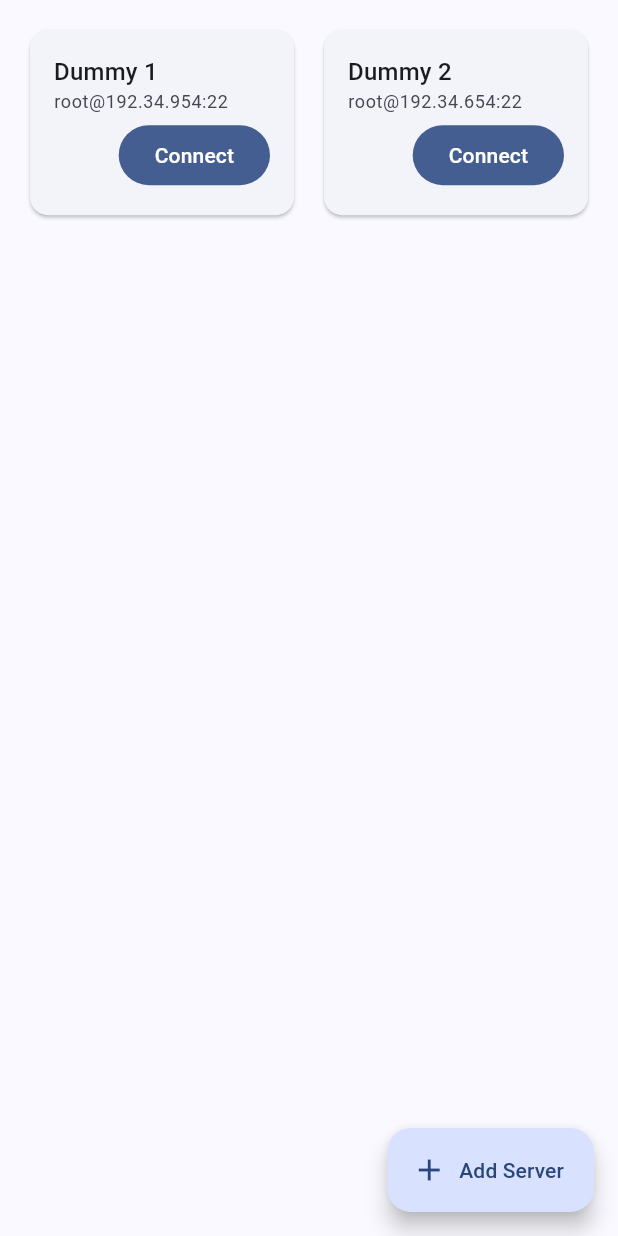
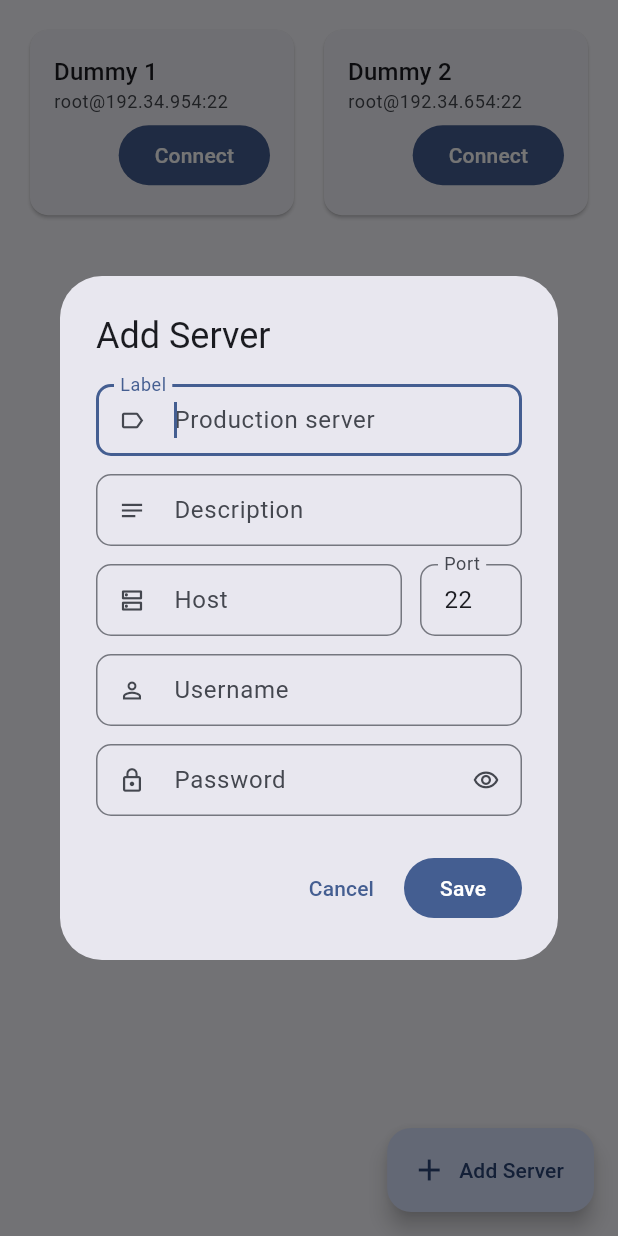
Before and after one commit to mdfarhankc/SSHub, a Flutter app: the screen it shows after launch, after a tap on "Add Server", on a phone screen of 412 x 824 dp. Run offline on Flutter 3.47's test engine with Material 3 defaults, Android fonts, the phone set to English and light mode, and no system bars; our stand-ins replace equatable, flutter_bloc.

Commit message:
Update: Completed server dialog, changed app theme for input controller.

```diff
--- a/lib/core/theme/app_theme.dart
+++ b/lib/core/theme/app_theme.dart
@@ -13,6 +13,11 @@ abstract final class AppTheme {
     return ThemeData(
       colorScheme: scheme,
       scaffoldBackgroundColor: scheme.surface,
+      inputDecorationTheme: InputDecorationTheme(
+        border: OutlineInputBorder(borderRadius: .all(.circular(10))),
+        isDense: true,
+        errorMaxLines: 2,
+      ),
     );
   }
 }
--- a/lib/features/ssh/domain/entities/ssh_server.dart
+++ b/lib/features/ssh/domain/entities/ssh_server.dart
@@ -8,17 +8,27 @@ class SshServer extends Equatable {
   final String host;
   final int port;
   final String username;
+  final String description;
   final AuthType authType;
 
   const SshServer({
     required this.id,
     required this.label,
     required this.host,
+    required this.username,
+    this.description = '',
     this.port = 22,
-    required this.username,
     this.authType = AuthType.password,
   });
 
   @override
-  List<Object?> get props => [id, label, host, port, username, authType];
+  List<Object?> get props => [
+    id,
+    label,
+    host,
+    port,
+    username,
+    description,
+    authType,
+  ];
 }
--- a/lib/features/ssh/presentation/pages/home_page.dart
+++ b/lib/features/ssh/presentation/pages/home_page.dart
@@ -1,7 +1,9 @@
 import 'package:flutter/material.dart';
 import 'package:flutter_bloc/flutter_bloc.dart';
+import 'package:ssh_manager/features/ssh/domain/entities/ssh_server.dart';
 
 import 'package:ssh_manager/features/ssh/presentation/bloc/server_list_bloc.dart';
+import 'package:ssh_manager/features/ssh/presentation/widgets/add_server_dialog.dart';
 import 'package:ssh_manager/features/ssh/presentation/widgets/server_card.dart';
 
 class HomePage extends StatelessWidget {
@@ -34,7 +36,16 @@ class HomePage extends StatelessWidget {
         },
       ),
       floatingActionButton: FloatingActionButton.extended(
-        onPressed: () {},
+        onPressed: () async {
+          final result =
+              await showDialog<({SshServer server, String password})>(
+                context: context,
+                builder: (_) => const AddServerDialog(),
+              );
+          if (result != null && context.mounted) {
+            context.read<ServerListBloc>().add(ServerAdded(result.server));
+          }
+        },
         icon: const Icon(Icons.add),
         label: const Text("Add Server"),
       ),
--- /dev/null
+++ b/lib/features/ssh/presentation/widgets/add_server_dialog.dart
@@ -0,0 +1,143 @@
+import 'package:flutter/material.dart';
+import 'package:flutter/services.dart';
+import 'package:ssh_manager/features/ssh/domain/entities/ssh_server.dart';
+import 'package:ssh_manager/features/ssh/presentation/widgets/dialog_field.dart';
+import 'package:uuid/uuid.dart';
+
+class AddServerDialog extends StatefulWidget {
+  const AddServerDialog({super.key});
+
+  @override
+  State<AddServerDialog> createState() => _AddServerDialogState();
+}
+
+class _AddServerDialogState extends State<AddServerDialog> {
+  final GlobalKey<FormState> _formKey = GlobalKey<FormState>();
+  final TextEditingController _label = TextEditingController();
+  final TextEditingController _host = TextEditingController();
+  final TextEditingController _port = TextEditingController(text: "22");
+  final TextEditingController _username = TextEditingController();
+  final TextEditingController _password = TextEditingController();
+  final TextEditingController _description = TextEditingController();
+
+  // Quiet until the first failed save, then validate live as the user types.
+  AutovalidateMode _autovalidateMode = .disabled;
+
+  @override
+  void dispose() {
+    _label.dispose();
+    _host.dispose();
+    _port.dispose();
+    _username.dispose();
+    _password.dispose();
+    _description.dispose();
+    super.dispose();
+  }
+
+  void _onSave() {
+    if (!_formKey.currentState!.validate()) {
+      setState(() => _autovalidateMode = .onUserInteraction);
+      return;
+    }
+    final server = SshServer(
+      id: const Uuid().v7(),
+      label: _label.text.trim(),
+      host: _host.text.trim(),
+      port: int.parse(_port.text.trim()),
+      username: _username.text.trim(),
+      description: _description.text.trim(),
+    );
+    // Secrets pass through untouched: never trim, never log.
+    Navigator.pop(context, (server: server, password: _password.text));
+  }
+
+  @override
+  Widget build(BuildContext context) {
+    return AlertDialog(
+      title: const Text("Add Server"),
+      content: SizedBox(
+        width: 400,
+        child: Form(
+          key: _formKey,
+          autovalidateMode: _autovalidateMode,
+          child: SingleChildScrollView(
+            child: Column(
+              mainAxisSize: .min,
+              spacing: 12,
+              children: [
+                DialogField(
+                  controller: _label,
+                  name: "Label",
+                  hint: "Production server",
+                  icon: Icons.label_outline,
+                  autofocus: true,
+                ),
+                DialogField(
+                  controller: _description,
+                  name: "Description",
+                  hint: "What this server is for",
+                  icon: Icons.notes_outlined,
+                  required: false,
+                ),
+                Row(
+                  spacing: 12,
+                  // Top-align so an error under Port doesn't drag Host down.
+                  crossAxisAlignment: .start,
+                  children: [
+                    Expanded(
+                      flex: 3,
+                      child: DialogField(
+                        controller: _host,
+                        name: "Host",
+                        hint: "192.168.1.10",
+                        icon: Icons.dns_outlined,
+                      ),
+                    ),
+                    Expanded(
+                      flex: 1,
+                      child: DialogField(
+                        controller: _port,
+                        name: "Port",
+                        keyboardType: .number,
+                        inputFormatters: [
+                          FilteringTextInputFormatter.digitsOnly,
+                        ],
+                        validator: (v) {
+                          final port = int.tryParse(v ?? "");
+                          if (port == null || port < 1 || port > 65535) {
+                            return "1-65535";
+                          }
+                          return null;
+                        },
+                      ),
+                    ),
+                  ],
+                ),
+                DialogField(
+                  controller: _username,
+                  name: "Username",
+                  icon: Icons.person_outline,
+                ),
+                DialogField(
+                  controller: _password,
+                  name: "Password",
+                  icon: Icons.lock_outline,
+                  obscureText: true,
+                  textInputAction: .done,
+                  onSubmitted: (_) => _onSave(),
+                ),
+              ],
+            ),
+          ),
+        ),
+      ),
+      actions: [
+        TextButton(
+          onPressed: () => Navigator.pop(context),
+          child: const Text("Cancel"),
+        ),
+        FilledButton(onPressed: _onSave, child: const Text("Save")),
+      ],
+    );
+  }
+}
--- /dev/null
+++ b/lib/features/ssh/presentation/widgets/dialog_field.dart
@@ -0,0 +1,78 @@
+import 'package:flutter/material.dart';
+import 'package:flutter/services.dart';
+
+class DialogField extends StatefulWidget {
+  final TextEditingController controller;
+  final bool obscureText;
+  final String name;
+  final String? hint;
+  final IconData? icon;
+  final String? Function(String?)? validator;
+  final TextInputType? keyboardType;
+  final List<TextInputFormatter>? inputFormatters;
+  final TextInputAction textInputAction;
+  final ValueChanged<String>? onSubmitted;
+  final bool autofocus;
+  final bool required;
+
+  const DialogField({
+    super.key,
+    required this.controller,
+    required this.name,
+    this.required = true,
+    this.hint,
+    this.icon,
+    this.validator,
+    this.autofocus = false,
+    this.obscureText = false,
+    this.keyboardType,
+    this.inputFormatters,
+    this.textInputAction = .next,
+    this.onSubmitted,
+  });
+
+  @override
+  State<DialogField> createState() => _DialogFieldState();
+}
+
+class _DialogFieldState extends State<DialogField> {
+  // Only relevant when obscureText is true: whether the secret is hidden.
+  bool _obscured = true;
+
+  @override
+  Widget build(BuildContext context) {
+    return TextFormField(
+      autofocus: widget.autofocus,
+      controller: widget.controller,
+      obscureText: widget.obscureText && _obscured,
+      keyboardType: widget.keyboardType,
+      inputFormatters: widget.inputFormatters,
+      textInputAction: widget.textInputAction,
+      onFieldSubmitted: widget.onSubmitted,
+      decoration: InputDecoration(
+        labelText: widget.name,
+        hintText: widget.hint,
+        prefixIcon: widget.icon == null ? null : Icon(widget.icon),
+        suffixIcon: !widget.obscureText
+            ? null
+            : IconButton(
+                tooltip: _obscured ? "Show password" : "Hide password",
+                icon: Icon(
+                  _obscured
+                      ? Icons.visibility_outlined
+                      : Icons.visibility_off_outlined,
+                ),
+                onPressed: () => setState(() => _obscured = !_obscured),
+              ),
+      ),
+      validator:
+          widget.validator ??
+          (value) {
+            if (!widget.required) return null;
+            return (value == null || value.trim().isEmpty)
+                ? "${widget.name} is required"
+                : null;
+          },
+    );
+  }
+}
--- a/lib/features/ssh/presentation/widgets/server_card.dart
+++ b/lib/features/ssh/presentation/widgets/server_card.dart
@@ -25,6 +25,17 @@ class ServerCard extends StatelessWidget {
                   color: theme.colorScheme.onSurfaceVariant,
                 ),
               ),
+              if (server.description.isNotEmpty) ...[
+                const SizedBox(height: 4),
+                Text(
+                  server.description,
+                  maxLines: 2,
+                  overflow: TextOverflow.ellipsis,
+                  style: theme.textTheme.bodySmall?.copyWith(
+                    color: theme.colorScheme.onSurfaceVariant,
+                  ),
+                ),
+              ],
               const Spacer(),
               Align(
                 alignment: .bottomRight,
```
